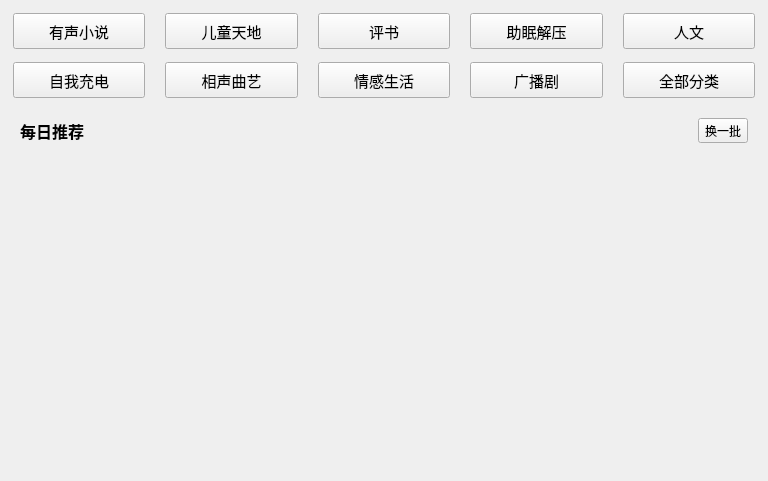
The window that KuGouStart/ListenBook/ListenRecommend/ListenRecommend.ui (a-mo-xi-wei/Qt-KuGouAppClient) describes before a commit, drawn with Qt 5.
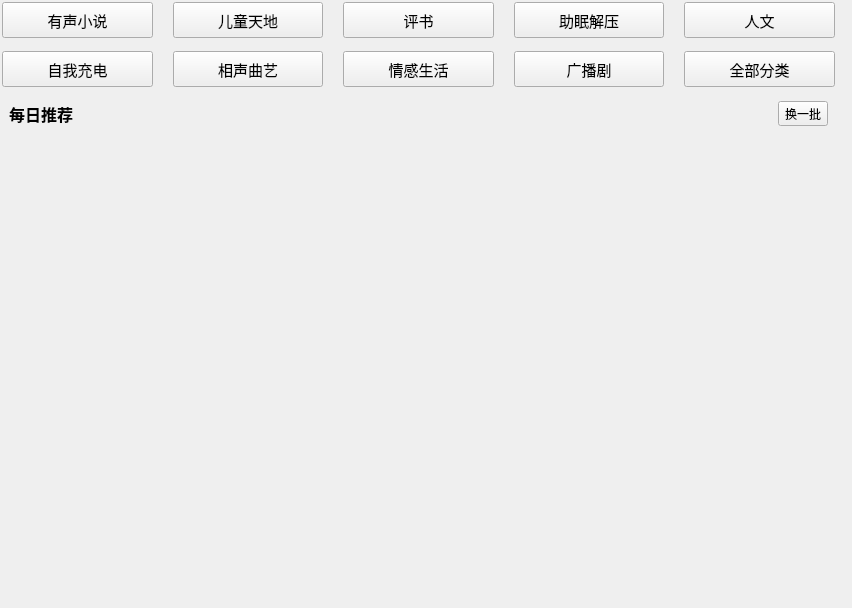
The same window after the commit. Custom widgets are drawn as their Qt base class.

```diff
--- a/KuGouStart/ListenBook/ListenRecommend/ListenRecommend.ui
+++ b/KuGouStart/ListenBook/ListenRecommend/ListenRecommend.ui
@@ -6,14 +6,65 @@
    <rect>
     <x>0</x>
     <y>0</y>
-    <width>768</width>
-    <height>481</height>
+    <width>852</width>
+    <height>608</height>
    </rect>
   </property>
   <property name="windowTitle">
    <string>ListenRecommend</string>
   </property>
   <layout class="QVBoxLayout" name="verticalLayout">
+   <property name="spacing">
+    <number>0</number>
+   </property>
+   <property name="leftMargin">
+    <number>0</number>
+   </property>
+   <property name="topMargin">
+    <number>0</number>
+   </property>
+   <property name="rightMargin">
+    <number>0</number>
+   </property>
+   <property name="bottomMargin">
+    <number>0</number>
+   </property>
+   <item>
+    <widget class="MyScrollArea" name="scrollArea">
+     <property name="frameShape">
+      <enum>QFrame::NoFrame</enum>
+     </property>
+     <property name="horizontalScrollBarPolicy">
+      <enum>Qt::ScrollBarAlwaysOff</enum>
+     </property>
+     <property name="widgetResizable">
+      <bool>true</bool>
+     </property>
+     <widget class="QWidget" name="scrollAreaWidgetContents">
+      <property name="geometry">
+       <rect>
+        <x>0</x>
+        <y>0</y>
+        <width>852</width>
+        <height>608</height>
+       </rect>
+      </property>
+      <layout class="QVBoxLayout" name="verticalLayout_2">
+       <property name="spacing">
+        <number>0</number>
+       </property>
+       <property name="leftMargin">
+        <number>0</number>
+       </property>
+       <property name="topMargin">
+        <number>0</number>
+       </property>
+       <property name="rightMargin">
+        <number>15</number>
+       </property>
+       <property name="bottomMargin">
+        <number>0</number>
+       </property>
    <item>
     <widget class="QWidget" name="classify_widget" native="true">
      <layout class="QGridLayout" name="gridLayout">
@@ -419,7 +470,7 @@
     </widget>
    </item>
    <item>
-    <widget class="QWidget" name="table_widget" native="true">
+        <widget class="GalleryWidget" name="daily_recommend_gallery_widget" native="true">
      <property name="minimumSize">
       <size>
        <width>0</width>
@@ -470,12 +521,28 @@
    </item>
   </layout>
  </widget>
+    </widget>
+   </item>
+  </layout>
+ </widget>
  <customwidgets>
   <customwidget>
    <class>IconBesideTextToolButton</class>
    <extends>QToolButton</extends>
    <header>IconBesideTextToolButton.h</header>
   </customwidget>
+  <customwidget>
+   <class>GalleryWidget</class>
+   <extends>QWidget</extends>
+   <header>GalleryWidget.h</header>
+   <container>1</container>
+  </customwidget>
+  <customwidget>
+   <class>MyScrollArea</class>
+   <extends>QScrollArea</extends>
+   <header>MyScrollArea.h</header>
+   <container>1</container>
+  </customwidget>
  </customwidgets>
  <resources/>
  <connections/>
```
Lines whose indentation alone changed are shown as unchanged.
